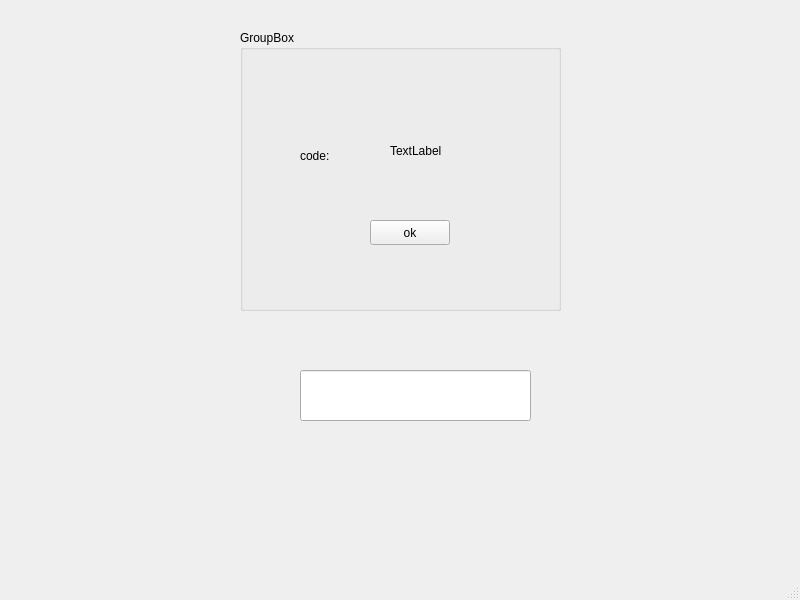
Qt form entername2/entrycode.ui (Parsa20231401/FAZE1.0) before a commit.
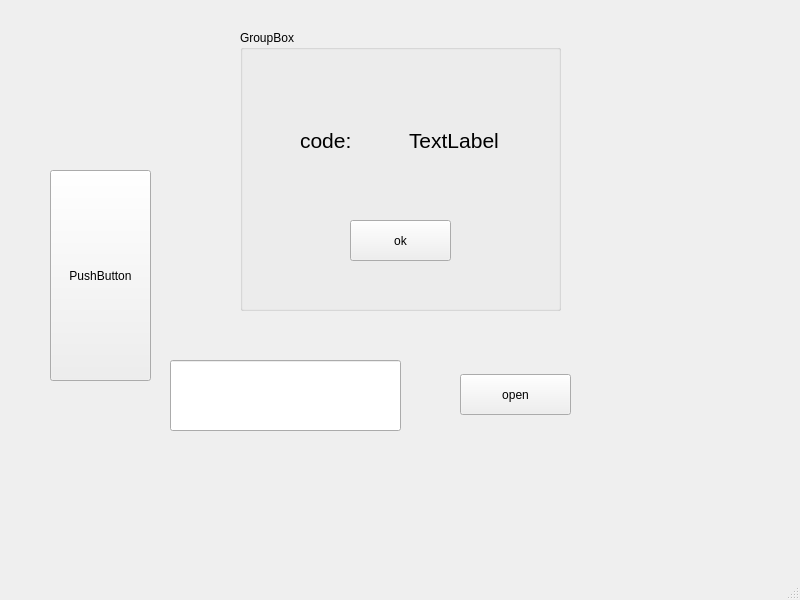
The same form after that commit.

Commit message: entrycode -> server

The edit to the form file:
```diff
--- a/entername2/entrycode.ui
+++ b/entername2/entrycode.ui
@@ -17,12 +17,17 @@
    <widget class="QLineEdit" name="lineEdit">
     <property name="geometry">
      <rect>
-      <x>300</x>
-      <y>370</y>
+      <x>170</x>
+      <y>360</y>
       <width>231</width>
-      <height>51</height>
+      <height>71</height>
      </rect>
     </property>
+    <property name="font">
+     <font>
+      <pointsize>16</pointsize>
+     </font>
+    </property>
    </widget>
    <widget class="QGroupBox" name="groupBox">
     <property name="geometry">
@@ -36,45 +41,81 @@
     <property name="title">
      <string>GroupBox</string>
     </property>
-    <widget class="QLabel" name="label">
+    <widget class="QPushButton" name="pushButton">
+     <property name="geometry">
+      <rect>
+       <x>110</x>
+       <y>190</y>
+       <width>101</width>
+       <height>41</height>
+      </rect>
+     </property>
+     <property name="text">
+      <string>ok</string>
+     </property>
+    </widget>
+    <widget class="QWidget" name="horizontalLayoutWidget">
      <property name="geometry">
       <rect>
        <x>60</x>
-       <y>110</y>
-       <width>61</width>
-       <height>31</height>
+       <y>70</y>
+       <width>211</width>
+       <height>81</height>
       </rect>
+     </property>
+     <layout class="QHBoxLayout" name="horizontalLayout">
+      <item>
+       <widget class="QLabel" name="label">
+        <property name="font">
+         <font>
+          <pointsize>16</pointsize>
+         </font>
      </property>
      <property name="text">
       <string>code:</string>
      </property>
     </widget>
+      </item>
+      <item>
     <widget class="QLabel" name="label_4">
-     <property name="geometry">
-      <rect>
-       <x>150</x>
-       <y>100</y>
-       <width>121</width>
-       <height>41</height>
-      </rect>
+        <property name="font">
+         <font>
+          <pointsize>16</pointsize>
+         </font>
      </property>
      <property name="text">
       <string>TextLabel</string>
      </property>
     </widget>
-    <widget class="QPushButton" name="pushButton">
+      </item>
+     </layout>
+    </widget>
+   </widget>
+   <widget class="QPushButton" name="pushButton_2">
      <property name="geometry">
       <rect>
-       <x>130</x>
-       <y>190</y>
-       <width>80</width>
-       <height>25</height>
+      <x>460</x>
+      <y>374</y>
+      <width>111</width>
+      <height>41</height>
       </rect>
      </property>
      <property name="text">
-      <string>ok</string>
-     </property>
-    </widget>
+     <string>open</string>
+    </property>
+   </widget>
+   <widget class="QPushButton" name="pushButton_3">
+    <property name="geometry">
+     <rect>
+      <x>50</x>
+      <y>170</y>
+      <width>101</width>
+      <height>211</height>
+     </rect>
+    </property>
+    <property name="text">
+     <string>PushButton</string>
+    </property>
    </widget>
   </widget>
   <widget class="QMenuBar" name="menubar">
```
Lines whose indentation alone changed are shown as unchanged. The commit also changes 32 other files.
